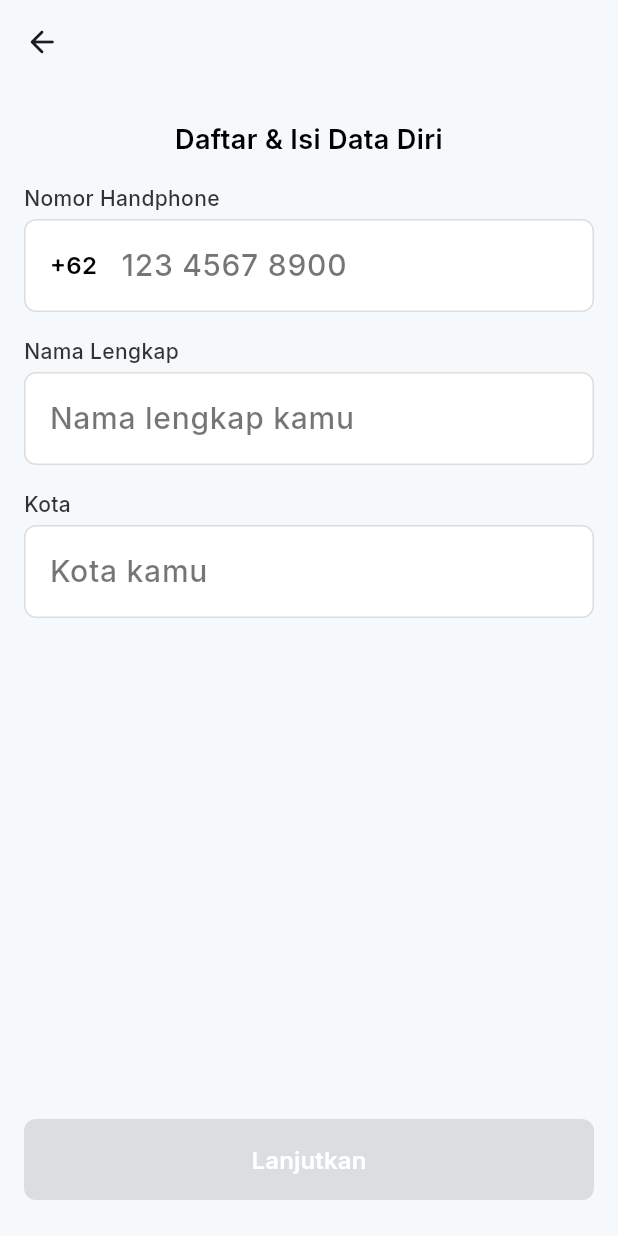
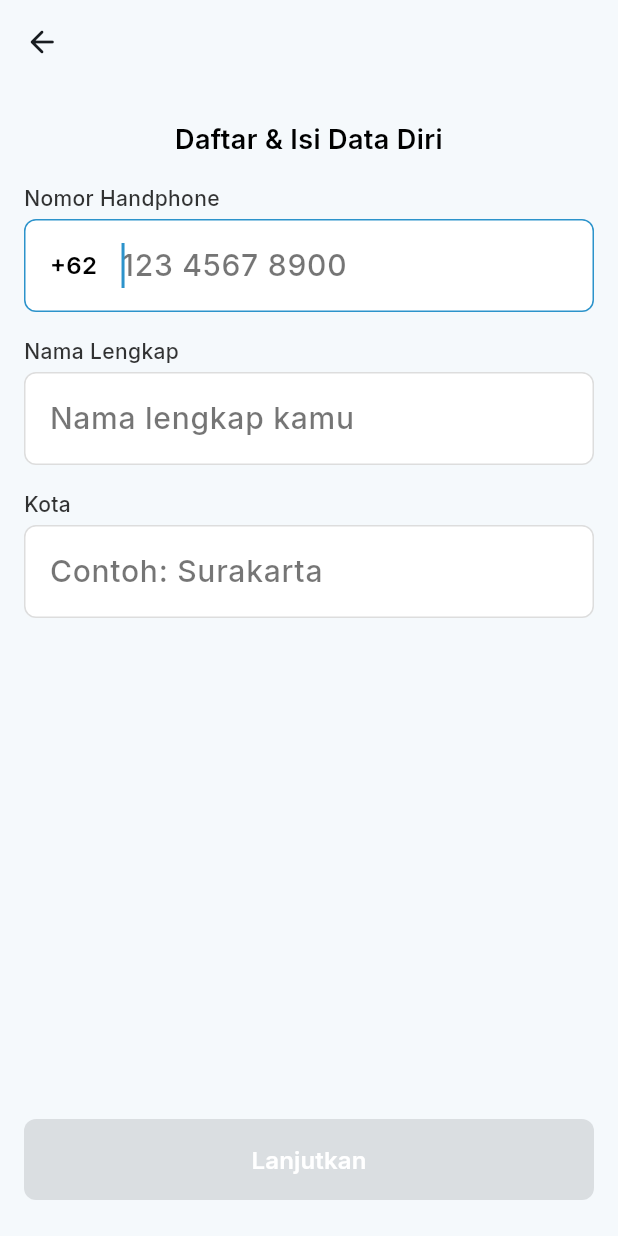
Before and after one commit to DreadTyyy/smile-cell-mobile, a Flutter app: the RegisterScreen screen opened directly with empty values, on a phone screen of 412 x 824 dp. Run offline on Flutter 3.47's test engine with Material 3 defaults, Android fonts, the phone set to English and light mode, and no system bars; our stand-ins replace flutter_secure_storage, google_fonts, pinput, shared_preferences; accounts and stored records are empty.

Commit message:
Command task login & register

```diff
--- a/lib/pages/login_screen.dart
+++ b/lib/pages/login_screen.dart
@@ -1,5 +1,5 @@
-// TODO: masuk ke laman pin screen dan kirim parameter nomor handphone
-// TODO: login -> (failed) -> register | (sucsess) -> homepage [hapus login]
+// TODO: Membuat fungsi untuk mengecek nomor handphone
+// TODO: Jika terdeteksi ada akun? => arahkan ke PIN : arahkan ke Register
 
 import "package:flutter/material.dart";
 import "package:flutter/services.dart";
--- a/lib/pages/register_screen.dart
+++ b/lib/pages/register_screen.dart
@@ -1,10 +1,7 @@
-// TODO: fungsi menyimpan data ke database (registrasi)
-// TODO: masuk ke otp screen
-// TODO: login -> (failed) -> register -> (success) -> otp [hapus register]
+// TODO: Membuat fungsi untuk mendaftar akun ke database
 
 import "package:flutter/material.dart";
 import "package:flutter/services.dart";
-import "package:smile_cell/pages/otp_screen.dart";
 import "package:smile_cell/pages/pin_screen.dart";
 
 class RegisterScreen extends StatefulWidget {
@@ -31,6 +28,7 @@ class _RegisterScreenState extends State<RegisterScreen> {
   void initState() {
     super.initState();
 
+    // Inisialisasi nomor telp dan listener
     _phoneNumberController.text = widget.phoneNumber;
 
     _phoneNumberController.addListener(() {
@@ -60,6 +58,11 @@ class _RegisterScreenState extends State<RegisterScreen> {
         setState(() => _activeFocus = "city");
       }
     });
+
+    // Fokus ke nomor telp ketika pertama kali masuk register
+    WidgetsBinding.instance.addPostFrameCallback((_) {
+      FocusScope.of(context).requestFocus(_containerFocusNodePhoneNumber);
+    });
   }
 
   @override
@@ -84,6 +87,7 @@ class _RegisterScreenState extends State<RegisterScreen> {
   Widget build(BuildContext context) {
     return Scaffold(
       backgroundColor: Theme.of(context).colorScheme.surface,
+      resizeToAvoidBottomInset: false,
       appBar: AppBar(
         backgroundColor: Theme.of(context).colorScheme.surface,
         leading: IconButton(
@@ -153,6 +157,7 @@ class _RegisterScreenState extends State<RegisterScreen> {
                         Expanded(
                           child: TextField(
                             controller: _phoneNumberController,
+                            focusNode: _containerFocusNodePhoneNumber,
                             keyboardType: TextInputType.phone,
                             inputFormatters: [
                               FilteringTextInputFormatter.digitsOnly,
@@ -280,7 +285,7 @@ class _RegisterScreenState extends State<RegisterScreen> {
                         },
                         decoration: const InputDecoration(
                           border: InputBorder.none,
-                          hintText: "Kota kamu",
+                          hintText: "Contoh: Surakarta",
                           hintStyle: TextStyle(
                                   fontSize: 20.0,
                                   fontWeight: FontWeight.w500,
```
